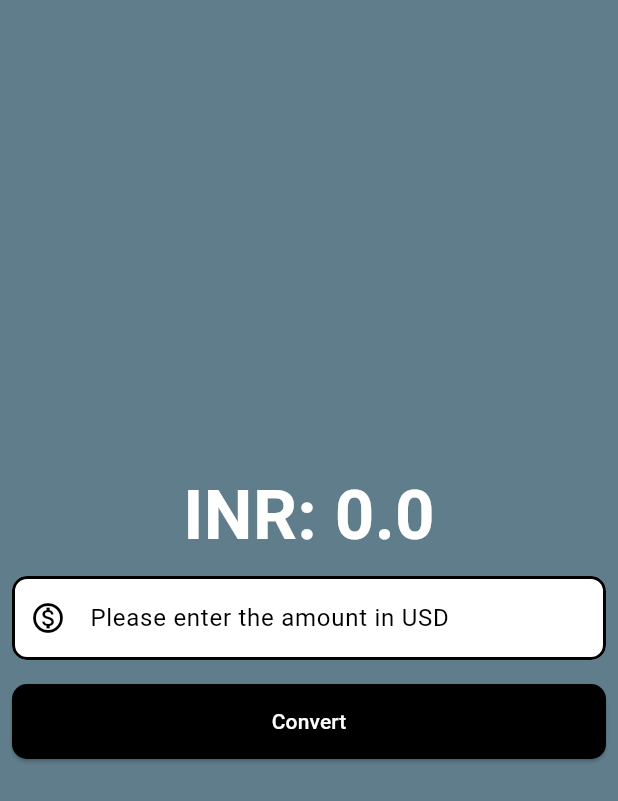
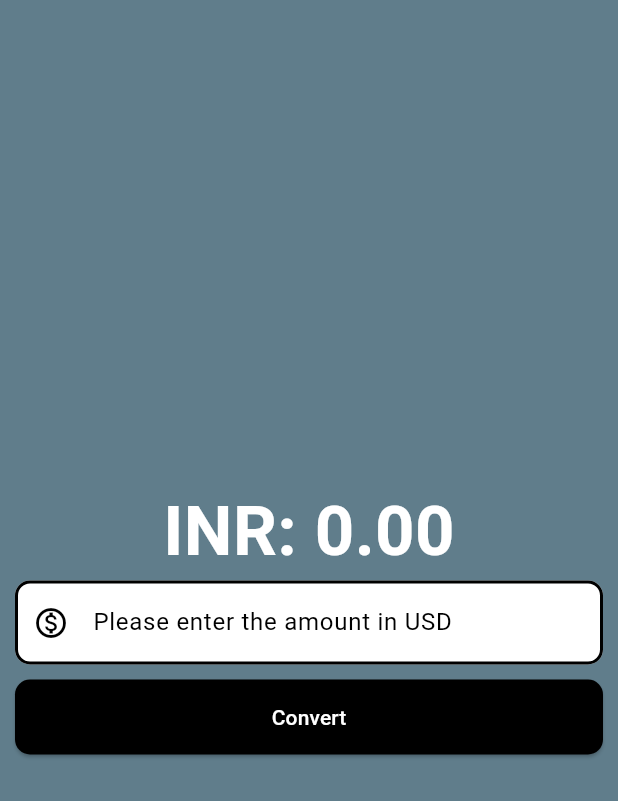
Before and after one commit to Omkar-t06/currency_converter_flutter, a Flutter app: the screen it shows after launch, on a phone screen of 412 x 824 dp. Shown: the top 801 px of the screen. Run offline on Flutter 3.47's test engine with Material 3 defaults, Android fonts, the phone set to English and light mode, and no system bars.

Commit message:
Minor Fix

```diff
--- a/lib/currency_converter_material.dart
+++ b/lib/currency_converter_material.dart
@@ -38,19 +38,19 @@ class _CurrencyConverterMaterialState extends State<CurrencyConverterMaterial> {
     return Scaffold(
         backgroundColor: Colors.blueGrey,
         body: Center(
+          child: Padding(
+            padding: const EdgeInsets.all(10.0),
             child: Column(
               mainAxisAlignment: MainAxisAlignment.center,
               children: [
                 Text(
-                "INR: $convertedAmount",
+                  "INR: ${convertedAmount.toStringAsFixed(2)}",
                   style: const TextStyle(
                       fontSize: 46,
                       fontWeight: FontWeight.w600,
                       color: Color.fromARGB(255, 255, 255, 255)),
                 ),
-              Padding(
-                padding: const EdgeInsets.all(8.0),
-                child: TextField(
+                TextField(
                   controller: amountController,
                   keyboardType: const TextInputType.numberWithOptions(
                     decimal: true,
@@ -66,10 +66,8 @@ class _CurrencyConverterMaterialState extends State<CurrencyConverterMaterial> {
                     enabledBorder: border,
                   ),
                 ),
-              ),
-              Padding(
-                padding: const EdgeInsets.all(8.0),
-                child: ElevatedButton(
+                const SizedBox(height: 10),
+                ElevatedButton(
                   style: TextButton.styleFrom(
                     foregroundColor: Colors.white,
                     backgroundColor: Colors.black,
@@ -86,8 +84,8 @@ class _CurrencyConverterMaterialState extends State<CurrencyConverterMaterial> {
                   },
                   child: const Text("Convert"),
                 ),
-              )
               ],
+            ),
           ),
         ));
   }
```
Lines whose indentation alone changed are shown as unchanged.
